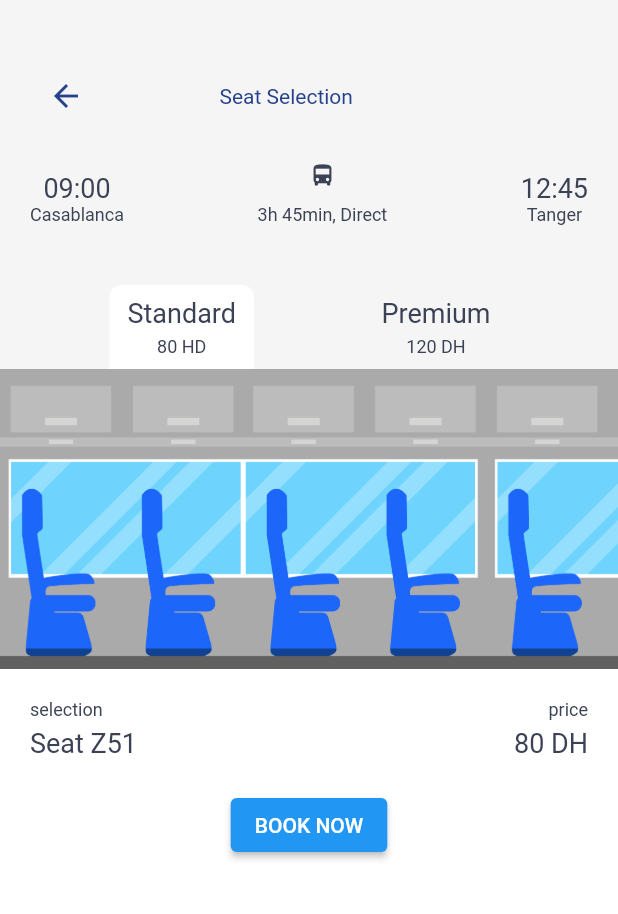
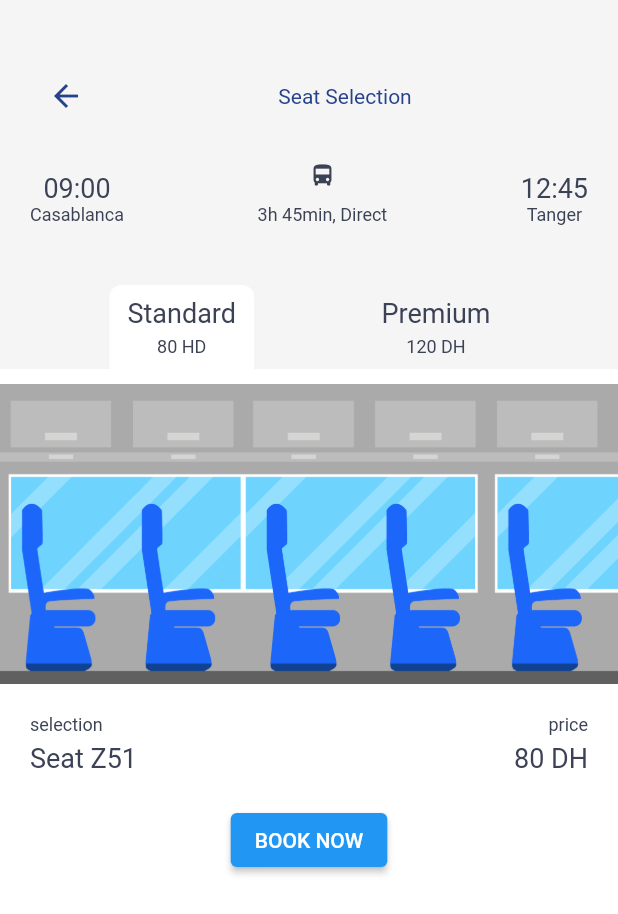
Before and after one commit to AmineMersoul/busApp, a Flutter app: the SeatPage screen opened directly, on a phone screen of 412 x 824 dp. Shown: the top 914 px of the screen. Run offline on Flutter 3.47's test engine with Material 2 defaults, Android fonts, the phone set to English and light mode, and no system bars.

Commit message:
minor design changes

```diff
--- a/lib/seat.dart
+++ b/lib/seat.dart
@@ -107,7 +107,7 @@ class _SeatPageState extends State<SeatPage> with TickerProviderStateMixin {
                   ),
                 ),
                 Spacer(
-                  flex: 2,
+                  flex: 1,
                 ),
               ],
             ),
@@ -258,6 +258,7 @@ class _SeatPageState extends State<SeatPage> with TickerProviderStateMixin {
               child: Column(
                 crossAxisAlignment: CrossAxisAlignment.stretch,
                 children: [
+                  SizedBox(height: 10),
                   Container(
                     width: double.infinity,
                     height: 200,
```
